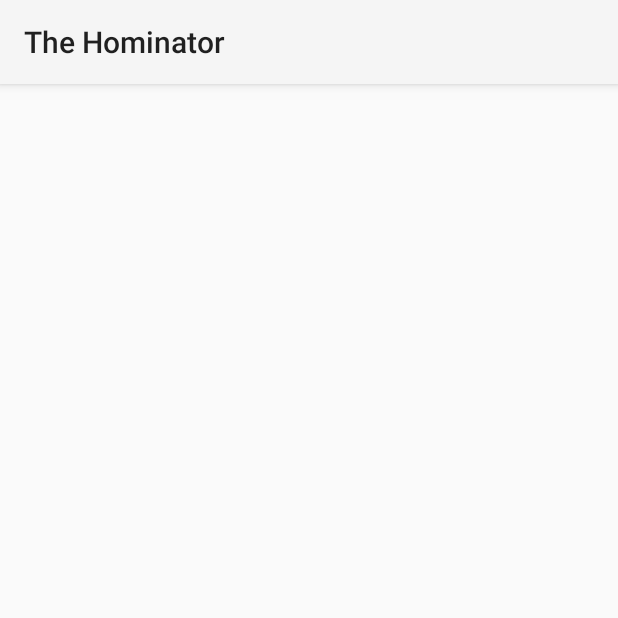
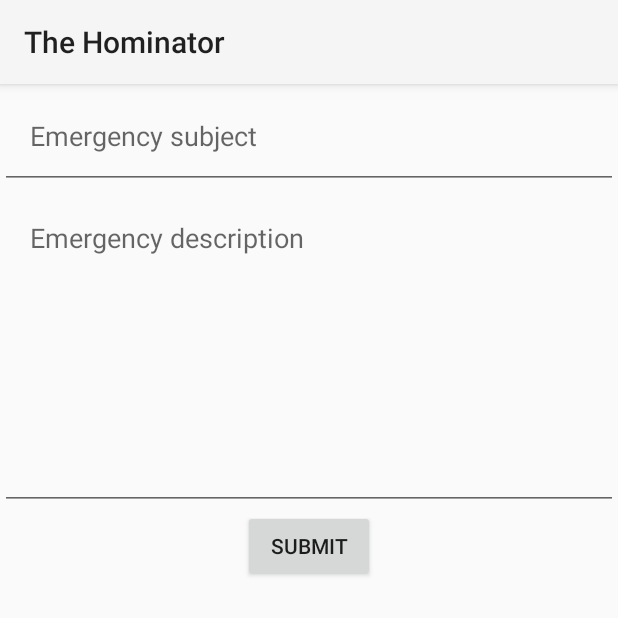
Before and after one commit to nnam-ibe/Hominator, an Android app: the fragment Emergency_Fragment shown on its own in the app's theme, on a phone screen of 412 x 824 dp, the top half of it. Run offline under Robolectric (Android 15) with nearby library versions, the phone set to English and light mode, and no system bars.

Commit message:
Implemented home emergency

```diff
--- a/app/src/main/java/seg/user/interface3125/thehominator/HomePage.java
+++ b/app/src/main/java/seg/user/interface3125/thehominator/HomePage.java
@@ -13,7 +13,9 @@ import android.view.MenuItem;
 import android.view.View;
 import android.view.ViewGroup;
 import android.widget.AdapterView;
+import android.widget.EditText;
 import android.widget.ListView;
+import android.widget.Toast;
 
 
 public class HomePage extends Activity
@@ -237,6 +239,21 @@ public class HomePage extends Activity
         startActivity(intent);
     }
 
+    public void emergencySubmit(View view) {
+        EditText subject = (EditText) findViewById(R.id.emer_subjectTextView);
+        EditText desc = (EditText) findViewById(R.id.emer_descTextView);
+
+        if( subject.getText().toString().isEmpty() ) {
+            toast("Please fill in a subject");
+            return;
+        } else if (desc.getText().toString().isEmpty() ) {
+            toast("Please fill in a description");
+            return;
+        }
+        toast("Your emergency has been submitted. We'll send someone to you right away.");
+        getFragmentManager().popBackStack();
+    }
+
     public enum Screen{
         feed(0), emergency(1), complaint(2), service(3), bills(4), settings(5), logout(6);
 
@@ -268,4 +285,8 @@ public class HomePage extends Activity
             return Screen.feed;
         }
     }
+
+    private void toast(String msg) {
+        Toast.makeText(this, msg, Toast.LENGTH_LONG).show();
+    }
 }
--- a/app/src/main/res/layout/fragment_emergency.xml
+++ b/app/src/main/res/layout/fragment_emergency.xml
@@ -1,6 +1,35 @@
 <?xml version="1.0" encoding="utf-8"?>
 <LinearLayout xmlns:android="http://schemas.android.com/apk/res/android"
     android:orientation="vertical" android:layout_width="match_parent"
-    android:layout_height="match_parent">
+    android:layout_height="match_parent"
+    android:weightSum="1">
+
+    <EditText
+        android:id="@+id/emer_subjectTextView"
+        android:layout_width="match_parent"
+        android:inputType="text"
+        android:layout_height="70dp"
+        android:paddingStart="20dp"
+        android:paddingEnd="20dp"
+        android:imeOptions="actionNext"
+        android:hint="@string/emergency_subject"
+        />
+
+    <EditText
+        android:id="@+id/emer_descTextView"
+        android:layout_width="match_parent"
+        android:layout_height="wrap_content"
+        android:lines="8"
+        android:gravity="top|left"
+        android:padding="20dp"
+        android:hint="@string/emergency_description"
+        android:inputType="textMultiLine" />
+
+    <Button
+        android:layout_gravity="center_horizontal"
+        android:text="@string/emergency_submit"
+        android:layout_width="wrap_content"
+        android:layout_height="wrap_content"
+        android:onClick="emergencySubmit" />
 
 </LinearLayout>
--- a/app/src/main/res/values/strings.xml
+++ b/app/src/main/res/values/strings.xml
@@ -92,6 +92,9 @@
 
     <string name="feed_bike_title">Bike room construction</string>
     <string name="feed_bike_desc">The new bike room construction has been completed, registration for bike spots are now open to residents.</string>
+    <string name="emergency_subject">Emergency subject</string>
+    <string name="emergency_description">Emergency description</string>
+    <string name="emergency_submit">Submit</string>
 
 
 </resources>
```
